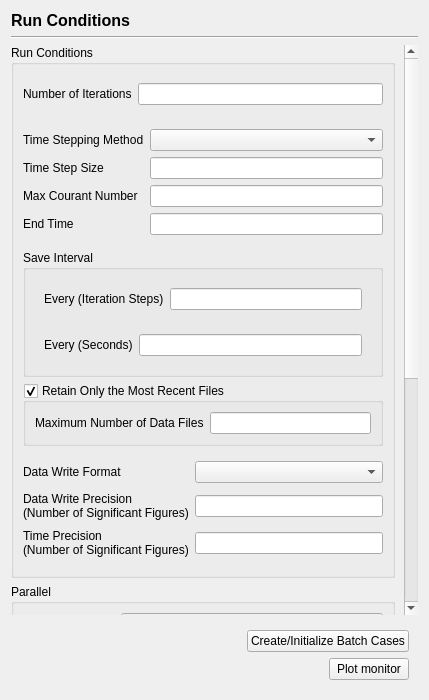
nextfoam/baram, file view/solution/run_conditions/run_conditions_page.ui: the form before one commit.
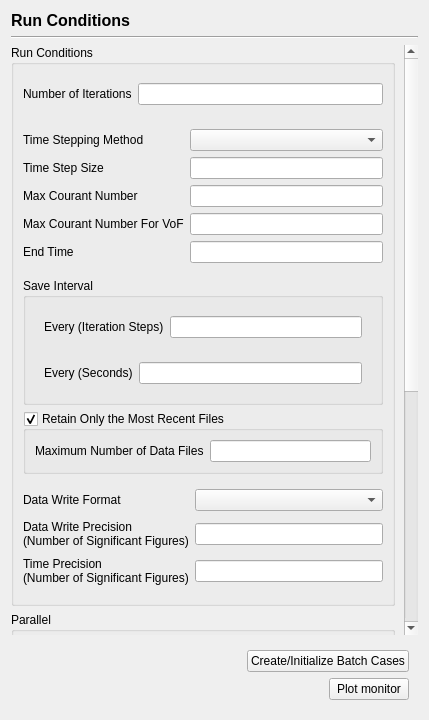
The form after the commit.

Commit message: Issue #216 Run Condtions 페이지에 Max Courant Number For VoF 항목 추가

The edit to the form file:
```diff
--- a/view/solution/run_conditions/run_conditions_page.ui
+++ b/view/solution/run_conditions/run_conditions_page.ui
@@ -7,7 +7,7 @@
     <x>0</x>
     <y>0</y>
     <width>429</width>
-    <height>700</height>
+    <height>720</height>
    </rect>
   </property>
   <property name="windowTitle">
@@ -60,7 +60,7 @@
         <x>0</x>
         <y>0</y>
         <width>394</width>
-        <height>948</height>
+        <height>976</height>
        </rect>
       </property>
       <property name="sizePolicy">
@@ -149,18 +149,28 @@
                </property>
               </widget>
              </item>
+             <item row="2" column="1">
+              <widget class="QLineEdit" name="maxCourantNumber"/>
+             </item>
              <item row="3" column="0">
+              <widget class="QLabel" name="label_14">
+               <property name="text">
+                <string>Max Courant Number For VoF</string>
+               </property>
+              </widget>
+             </item>
+             <item row="4" column="0">
               <widget class="QLabel" name="label_4">
                <property name="text">
                 <string>End Time</string>
                </property>
               </widget>
              </item>
-             <item row="3" column="1">
+             <item row="4" column="1">
               <widget class="QLineEdit" name="endTime"/>
              </item>
-             <item row="2" column="1">
-              <widget class="QLineEdit" name="maxCourantNumber"/>
+             <item row="3" column="1">
+              <widget class="QLineEdit" name="maxCourantNumberForVoF"/>
              </item>
             </layout>
            </widget>
```
Left out of the diff: 29 changed lines with no effect on the pictures. The commit also changes 4 other files.
